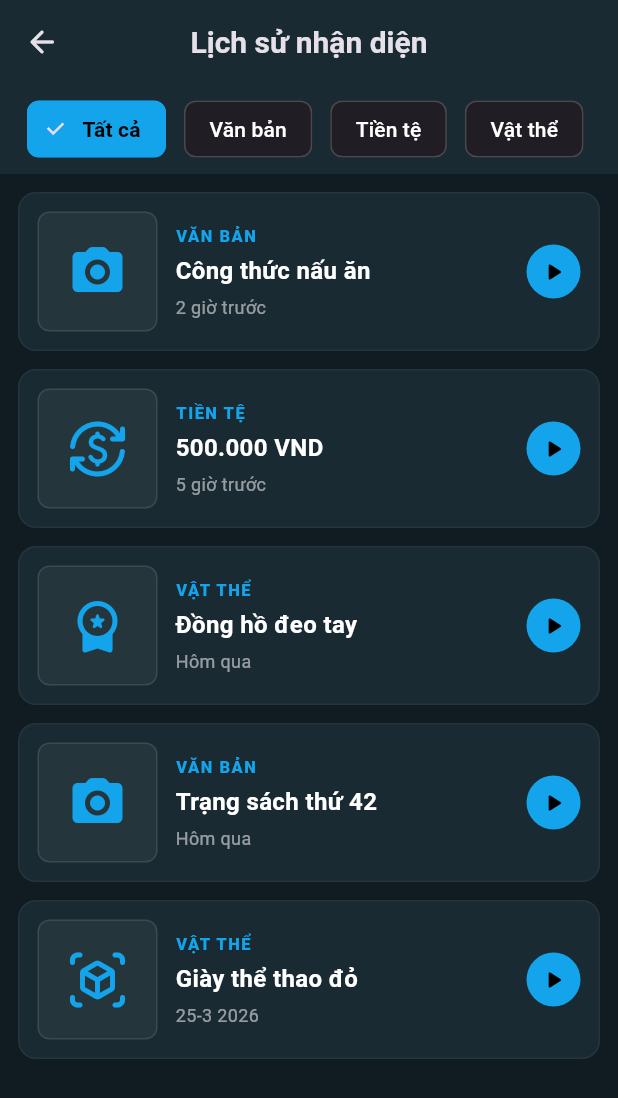
After one commit to anhthuu18/VisualImparedAssistant, a Flutter app: the RecognitionHistoryScreen screen opened directly, on a phone screen of 412 x 824 dp. The commit adds this screen. Shown: the top 1098 px of the screen. Run offline on Flutter 3.47's test engine with Material 3 defaults, Android fonts, the phone set to English and light mode, and no system bars; our stand-ins replace equatable, flutter_bloc.

Commit message:
Implement Recognition History screen with hardcoded data

```diff
--- a/lib/features/recognition/models/recognition_models.dart
+++ b/lib/features/recognition/models/recognition_models.dart
@@ -145,3 +145,64 @@ extension AppLanguageX on AppLanguage {
     }
   }
 }
+
+class RecognitionHistoryItem {
+  final String id;
+  final String title;
+  final String? description;
+  final String? imagePath;
+  final RecognitionMode mode;
+  final DateTime dateTime;
+
+  RecognitionHistoryItem({
+    required this.id,
+    required this.title,
+    this.description,
+    this.imagePath,
+    required this.mode,
+    required this.dateTime,
+  });
+}
+
+final List<RecognitionHistoryItem> mockHistoryItems = <RecognitionHistoryItem>[
+  RecognitionHistoryItem(
+    id: '1',
+    title: 'Công thức nấu ăn',
+    description: 'VĂN BẢN',
+    imagePath: null,
+    mode: RecognitionMode.text,
+    dateTime: DateTime.now().subtract(const Duration(hours: 2)),
+  ),
+  RecognitionHistoryItem(
+    id: '2',
+    title: '500.000 VND',
+    description: 'TIỀN TỆ',
+    imagePath: null,
+    mode: RecognitionMode.currency,
+    dateTime: DateTime.now().subtract(const Duration(hours: 5)),
+  ),
+  RecognitionHistoryItem(
+    id: '3',
+    title: 'Đồng hồ đeo tay',
+    description: 'VẬT THỂ',
+    imagePath: null,
+    mode: RecognitionMode.brand,
+    dateTime: DateTime.now().subtract(const Duration(days: 1)),
+  ),
+  RecognitionHistoryItem(
+    id: '4',
+    title: 'Trạng sách thứ 42',
+    description: 'VĂN BẢN',
+    imagePath: null,
+    mode: RecognitionMode.text,
+    dateTime: DateTime.now().subtract(const Duration(days: 1, hours: 3)),
+  ),
+  RecognitionHistoryItem(
+    id: '5',
+    title: 'Giày thể thao đỏ',
+    description: 'VẬT THỂ',
+    imagePath: null,
+    mode: RecognitionMode.object,
+    dateTime: DateTime.now().subtract(const Duration(days: 2)),
+  ),
+];
--- /dev/null
+++ b/lib/features/recognition/recognition_history_screen.dart
@@ -0,0 +1,211 @@
+import 'package:flutter/material.dart';
+
+import 'models/recognition_models.dart';
+
+class RecognitionHistoryScreen extends StatefulWidget {
+  const RecognitionHistoryScreen({super.key});
+
+  @override
+  State<RecognitionHistoryScreen> createState() =>
+      _RecognitionHistoryScreenState();
+}
+
+class _RecognitionHistoryScreenState extends State<RecognitionHistoryScreen> {
+  RecognitionMode? _selectedFilter;
+
+  List<RecognitionHistoryItem> get _filteredItems {
+    if (_selectedFilter == null) {
+      return mockHistoryItems;
+    }
+    return mockHistoryItems
+        .where((item) => item.mode == _selectedFilter)
+        .toList();
+  }
+
+  String _formatDateTime(DateTime dateTime) {
+    final now = DateTime.now();
+    final difference = now.difference(dateTime);
+
+    if (difference.inMinutes < 60) {
+      return '${difference.inMinutes} phút trước';
+    } else if (difference.inHours < 24) {
+      return '${difference.inHours} giờ trước';
+    } else if (difference.inDays == 1) {
+      return 'Hôm qua';
+    } else {
+      return '${dateTime.day}-${dateTime.month} ${dateTime.year}';
+    }
+  }
+
+  @override
+  Widget build(BuildContext context) {
+    return Scaffold(
+      backgroundColor: const Color(0xFF101C22),
+      appBar: AppBar(
+        backgroundColor: const Color(0xFF1A2A32),
+        elevation: 0,
+        leading: IconButton(
+          icon: const Icon(Icons.arrow_back_rounded),
+          onPressed: () => Navigator.pop(context),
+        ),
+        title: const Text(
+          'Lịch sử nhận diện',
+          style: TextStyle(fontSize: 20, fontWeight: FontWeight.w700),
+        ),
+        centerTitle: true,
+      ),
+      body: Column(
+        children: <Widget>[
+          Container(
+            height: 60,
+            color: const Color(0xFF1A2A32),
+            child: ListView(
+              scrollDirection: Axis.horizontal,
+              padding: const EdgeInsets.symmetric(horizontal: 12),
+              children: <Widget>[
+                _buildFilterChip(null, 'Tất cả'),
+                _buildFilterChip(RecognitionMode.text, 'Văn bản'),
+                _buildFilterChip(RecognitionMode.currency, 'Tiền tệ'),
+                _buildFilterChip(RecognitionMode.object, 'Vật thể'),
+              ],
+            ),
+          ),
+          Expanded(
+            child: _filteredItems.isEmpty
+                ? const Center(
+                    child: Text(
+                      'Không có dữ liệu',
+                      style: TextStyle(color: Colors.white54),
+                    ),
+                  )
+                : ListView.builder(
+                    padding: const EdgeInsets.all(12),
+                    itemCount: _filteredItems.length,
+                    itemBuilder: (context, index) {
+                      final item = _filteredItems[index];
+                      return _buildHistoryItem(item);
+                    },
+                  ),
+          ),
+        ],
+      ),
+    );
+  }
+
+  Widget _buildFilterChip(RecognitionMode? mode, String label) {
+    final isSelected = _selectedFilter == mode;
+    return Padding(
+      padding: const EdgeInsets.symmetric(horizontal: 6, vertical: 8),
+      child: FilterChip(
+        label: Text(label),
+        selected: isSelected,
+        onSelected: (selected) {
+          setState(() {
+            _selectedFilter = selected ? mode : null;
+          });
+        },
+        backgroundColor: Colors.white.withValues(alpha: 0.05),
+        selectedColor: const Color(0xFF13A4EC),
+        labelStyle: TextStyle(
+          color: isSelected ? Colors.black : Colors.white,
+          fontWeight: isSelected ? FontWeight.w600 : FontWeight.w500,
+        ),
+        side: BorderSide(
+          color: isSelected
+              ? const Color(0xFF13A4EC)
+              : Colors.white.withValues(alpha: 0.1),
+        ),
+      ),
+    );
+  }
+
+  Widget _buildHistoryItem(RecognitionHistoryItem item) {
+    return Container(
+      margin: const EdgeInsets.only(bottom: 12),
+      decoration: BoxDecoration(
+        color: const Color(0xFF1A2A32),
+        borderRadius: BorderRadius.circular(12),
+        border: Border.all(color: Colors.white.withValues(alpha: 0.05)),
+      ),
+      child: Row(
+        children: <Widget>[
+          Container(
+            width: 80,
+            height: 80,
+            margin: const EdgeInsets.all(12),
+            decoration: BoxDecoration(
+              color: Colors.white.withValues(alpha: 0.05),
+              borderRadius: BorderRadius.circular(8),
+              border: Border.all(color: Colors.white.withValues(alpha: 0.1)),
+            ),
+            child: Center(
+              child: Icon(
+                item.mode.actionIcon,
+                size: 40,
+                color: const Color(0xFF13A4EC),
+              ),
+            ),
+          ),
+          Expanded(
+            child: Padding(
+              padding: const EdgeInsets.symmetric(vertical: 8),
+              child: Column(
+                crossAxisAlignment: CrossAxisAlignment.start,
+                children: <Widget>[
+                  if (item.description != null)
+                    Text(
+                      item.description!,
+                      style: const TextStyle(
+                        color: Color(0xFF13A4EC),
+                        fontSize: 11,
+                        fontWeight: FontWeight.w800,
+                        letterSpacing: 1.0,
+                      ),
+                    ),
+                  const SizedBox(height: 4),
+                  Text(
+                    item.title,
+                    style: const TextStyle(
+                      color: Colors.white,
+                      fontSize: 16,
+                      fontWeight: FontWeight.w600,
+                    ),
+                    maxLines: 1,
+                    overflow: TextOverflow.ellipsis,
+                  ),
+                  const SizedBox(height: 4),
+                  Text(
+                    _formatDateTime(item.dateTime),
+                    style: const TextStyle(
+                      color: Colors.white54,
+                      fontSize: 12,
+                      fontWeight: FontWeight.w400,
+                    ),
+                  ),
+                ],
+              ),
+            ),
+          ),
+          Padding(
+            padding: const EdgeInsets.all(12),
+            child: InkWell(
+              onTap: () {},
+              child: Container(
+                padding: const EdgeInsets.all(8),
+                decoration: BoxDecoration(
+                  color: const Color(0xFF13A4EC),
+                  shape: BoxShape.circle,
+                ),
+                child: const Icon(
+                  Icons.play_arrow_rounded,
+                  color: Colors.black,
+                  size: 20,
+                ),
+              ),
+            ),
+          ),
+        ],
+      ),
+    );
+  }
+}
--- a/lib/features/recognition/widgets/recognition_widgets.dart
+++ b/lib/features/recognition/widgets/recognition_widgets.dart
@@ -1,12 +1,55 @@
 import 'package:flutter/material.dart';
 
 import '../models/recognition_models.dart';
+import '../recognition_history_screen.dart';
 
 class TopBar extends StatelessWidget {
-  const TopBar({super.key, required this.title, required this.onMenuPressed});
+  const TopBar({
+    super.key,
+    required this.title,
+    required this.onMenuPressed,
+  });
 
   final String title;
   final VoidCallback onMenuPressed;
+
+  void _showAvatarMenu(BuildContext context) {
+    final offset = Offset.zero;
+    showMenu(
+      context: context,
+      position: const RelativeRect.fromLTRB(280, 50, 20, 0),
+      items: [
+        PopupMenuItem<int>(
+          value: 1,
+          child: Row(
+            children: const <Widget>[
+              Icon(Icons.history_rounded, color: Color(0xFF13A4EC)),
+              SizedBox(width: 12),
+              Text('Lịch sử nhận diện'),
+            ],
+          ),
+          onTap: () {
+            Navigator.push(
+              context,
+              MaterialPageRoute(
+                builder: (context) => const RecognitionHistoryScreen(),
+              ),
+            );
+          },
+        ),
+        PopupMenuItem<int>(
+          value: 2,
+          child: Row(
+            children: const <Widget>[
+              Icon(Icons.logout_rounded, color: Colors.red),
+              SizedBox(width: 12),
+              Text('Đăng xuất'),
+            ],
+          ),
+        ),
+      ],
+    );
+  }
 
   @override
   Widget build(BuildContext context) {
@@ -26,10 +69,13 @@ class TopBar extends StatelessWidget {
               style: const TextStyle(fontSize: 20, fontWeight: FontWeight.w700),
             ),
           ),
-          const CircleAvatar(
+          GestureDetector(
+            onTap: () => _showAvatarMenu(context),
+            child: const CircleAvatar(
               radius: 20,
               backgroundColor: Color(0xFF233740),
               child: Icon(Icons.person_rounded, color: Colors.white),
+            ),
           ),
         ],
       ),
@@ -776,16 +822,30 @@ class AppDrawer extends StatelessWidget {
             Container(
               width: double.infinity,
               color: Colors.black.withValues(alpha: 0.18),
-              padding: const EdgeInsets.all(20),
-              child: const Row(
+              child: Column(
                 children: <Widget>[
-                  Icon(Icons.settings_rounded, color: Colors.white54),
+                  InkWell(
+                    onTap: () {},
+                    child: const Padding(
+                      padding: EdgeInsets.all(20),
+                      child: Row(
+                        children: <Widget>[
+                          Icon(Icons.settings_rounded,
+                              color: Colors.white54),
                           SizedBox(width: 12),
-                  Text(
+                          Expanded(
+                            child: Text(
                               'Cài đặt hệ thống',
                               style: TextStyle(
                                 color: Colors.white70,
                                 fontWeight: FontWeight.w500,
+                              ),
+                            ),
+                          ),
+                          Icon(Icons.arrow_forward_rounded,
+                              color: Colors.white24, size: 20),
+                        ],
+                      ),
                     ),
                   ),
                 ],
```
Lines whose indentation alone changed are shown as unchanged.
